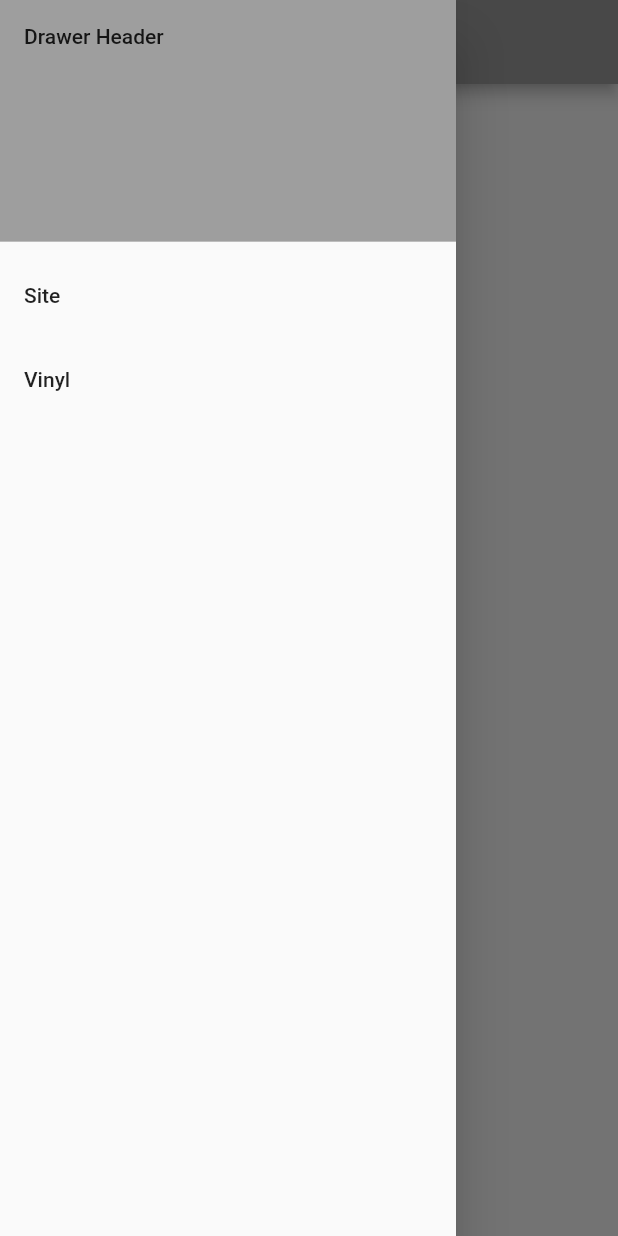
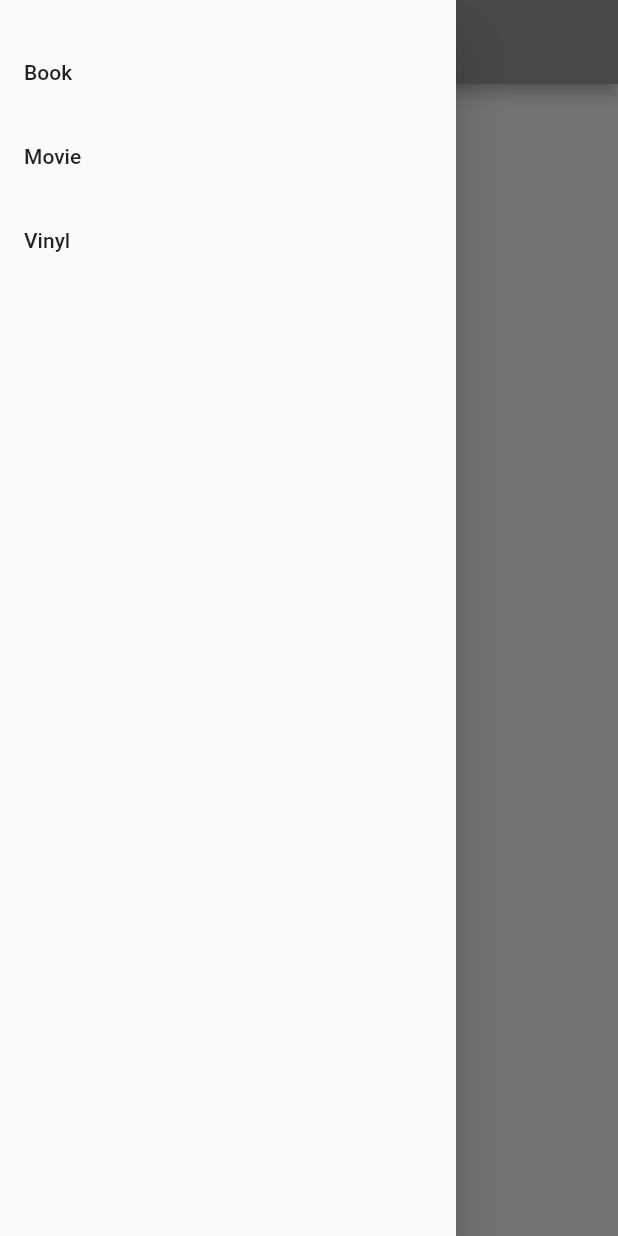
Before and after one commit to uurde/uurde_mobile, a Flutter app: the screen it shows after launch, with the side drawer open, on a phone screen of 412 x 824 dp. Run offline on Flutter 3.47's test engine with Material 2 defaults, Android fonts, the phone set to English and light mode, and no system bars.

```diff
--- a/lib/main.dart
+++ b/lib/main.dart
@@ -1,6 +1,6 @@
 import 'package:flutter/material.dart';
 
-import 'listpages/vinyl-list.dart';
+import 'listpages/vinyl_list.dart';
 
 void main() {
   runApp(MyApp());
@@ -33,16 +33,16 @@ class MyHomePage extends StatelessWidget {
       body: Center(child: Text('My Page!')),
       drawer: Drawer(
         child: ListView(
-          padding: EdgeInsets.zero,
+          padding: EdgeInsets.only(top: 20.0),
           children: <Widget>[
-            DrawerHeader(
-              child: Text('Drawer Header'),
-              decoration: BoxDecoration(
-                color: Colors.grey,
-              ),
+            ListTile(
+              title: Text('Book'),
+              onTap: () {
+                Navigator.pop(context);
+              },
             ),
             ListTile(
-              title: Text('Site'),
+              title: Text('Movie'),
               onTap: () {
                 Navigator.pop(context);
               },
--- a/lib/model/vinyl_model.dart
+++ b/lib/model/vinyl_model.dart
@@ -19,18 +19,27 @@ class Vinyl {
   int vinylId;
   String artistName;
   String albumName;
+  String albumCoverPath;
+  int albumReleaseYear;
+  String albumGenre;
 
-  Vinyl({this.vinylId, this.artistName, this.albumName});
+  Vinyl({this.vinylId, this.artistName, this.albumName, this.albumCoverPath, this.albumReleaseYear, this.albumGenre});
 
   factory Vinyl.fromJson(Map<String, dynamic> json) => new Vinyl(
         vinylId: json['vinylId'],
         artistName: json['artistName'],
         albumName: json['albumName'],
+        albumCoverPath: json['albumCoverPath'],
+        albumReleaseYear: json['albumReleaseYear'],
+        albumGenre: json['albumGenre'],
       );
 
   Map<String, dynamic> toJson() => {
         "vinylId": vinylId,
         "artistName": artistName,
         "albumName": albumName,
+        "albumCoverPath": albumCoverPath,
+        "albumReleaseYear": albumReleaseYear,
+        'albumGenre': albumGenre,
       };
 }
```
Also changed, not shown: lib/api/vinyl_api.dart (+8 -11 lines), lib/listpages/vinyl-list.dart (deleted, +0 -95 lines), lib/listpages/vinyl_detail.dart (added, +84 -0 lines), lib/listpages/vinyl_list.dart (added, +85 -0 lines), 1 other file.
